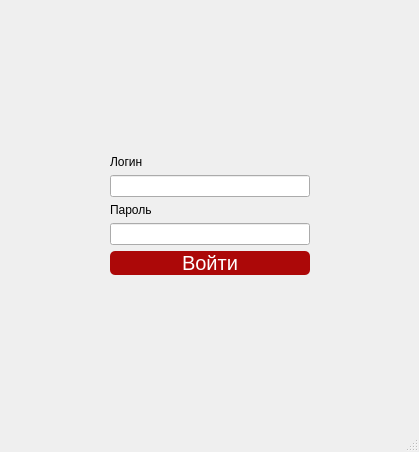
This is Plan/loginwindow.ui in Undetaker45/MDKP as Qt 5 draws it before an edit. The edited form follows.
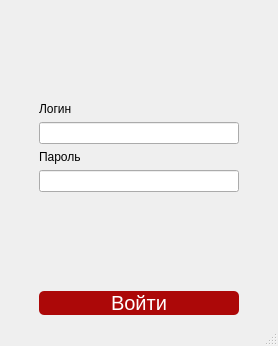
This is the edited form.

The edit to the form file:
```diff
--- a/Plan/loginwindow.ui
+++ b/Plan/loginwindow.ui
@@ -6,10 +6,22 @@
    <rect>
     <x>0</x>
     <y>0</y>
-    <width>419</width>
-    <height>452</height>
+    <width>278</width>
+    <height>346</height>
    </rect>
   </property>
+  <property name="minimumSize">
+   <size>
+    <width>278</width>
+    <height>346</height>
+   </size>
+  </property>
+  <property name="maximumSize">
+   <size>
+    <width>278</width>
+    <height>346</height>
+   </size>
+  </property>
   <property name="windowTitle">
    <string>MainWindow</string>
   </property>
@@ -80,6 +92,19 @@
         </property>
        </widget>
       </item>
+      <item>
+       <spacer name="verticalSpacer">
+        <property name="orientation">
+         <enum>Qt::Vertical</enum>
+        </property>
+        <property name="sizeHint" stdset="0">
+         <size>
+          <width>20</width>
+          <height>40</height>
+         </size>
+        </property>
+       </spacer>
+      </item>
       <item>
        <widget class="QPushButton" name="pbvhod">
         <property name="minimumSize">
@@ -109,19 +134,6 @@
         </property>
        </widget>
       </item>
-      <item>
-       <spacer name="verticalSpacer">
-        <property name="orientation">
-         <enum>Qt::Vertical</enum>
-        </property>
-        <property name="sizeHint" stdset="0">
-         <size>
-          <width>20</width>
-          <height>40</height>
-         </size>
-        </property>
-       </spacer>
-      </item>
      </layout>
     </item>
     <item>
```
Left out of the diff: 2 changed lines with no effect on the pictures.
